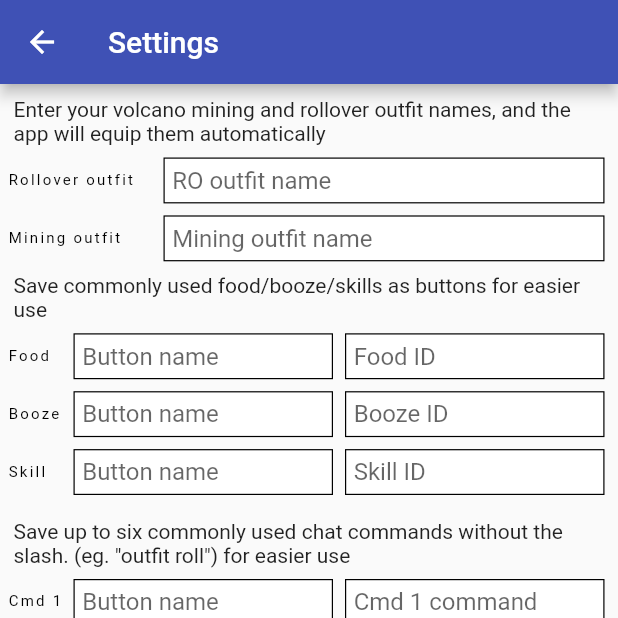
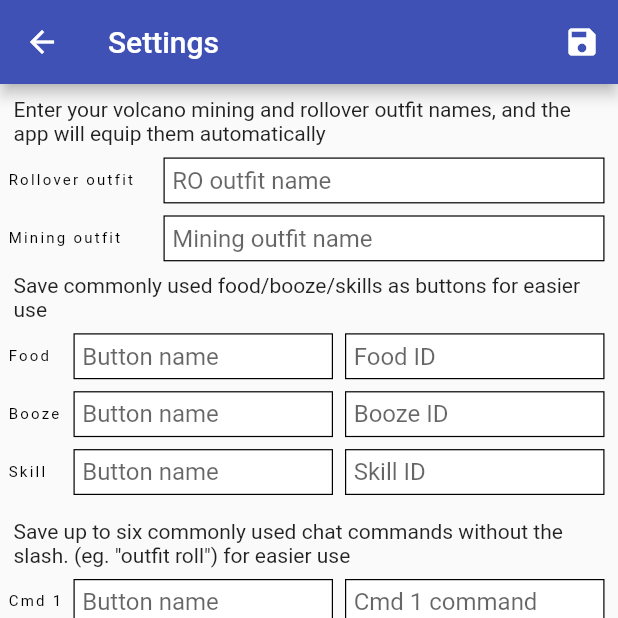
Before and after one commit to ajoshi/KoLMiner, a Flutter app: the SettingsPage screen opened directly, on a phone screen of 412 x 824 dp, the top half of it. Run offline on Flutter 3.47's test engine with Material 2 defaults, Android fonts, the phone set to English and light mode, and no system bars; our stand-ins replace shared_preferences; missing offline and left inert: universal_html; accounts and stored records are empty.

Commit message:
UX improvement: Adding save button to Settings App bar

```diff
--- a/lib/settings/settings_page.dart
+++ b/lib/settings/settings_page.dart
@@ -217,9 +217,15 @@ class _SettingsPageState extends DisposableHostState<SettingsPage> {
         loginPage,
       ],
     );
-
     Scaffold scaffold = new Scaffold(
       appBar: new AppBar(
+        actions: <Widget>[
+          IconButton(
+            onPressed: _onSaveClicked,
+            icon: const Icon(Icons.save),
+            tooltip: "Save settings",
+          ),
+        ],
         title: new Text(widget.title),
         foregroundColor: Colors.white,
         backgroundColor: Colors.indigo,
```
